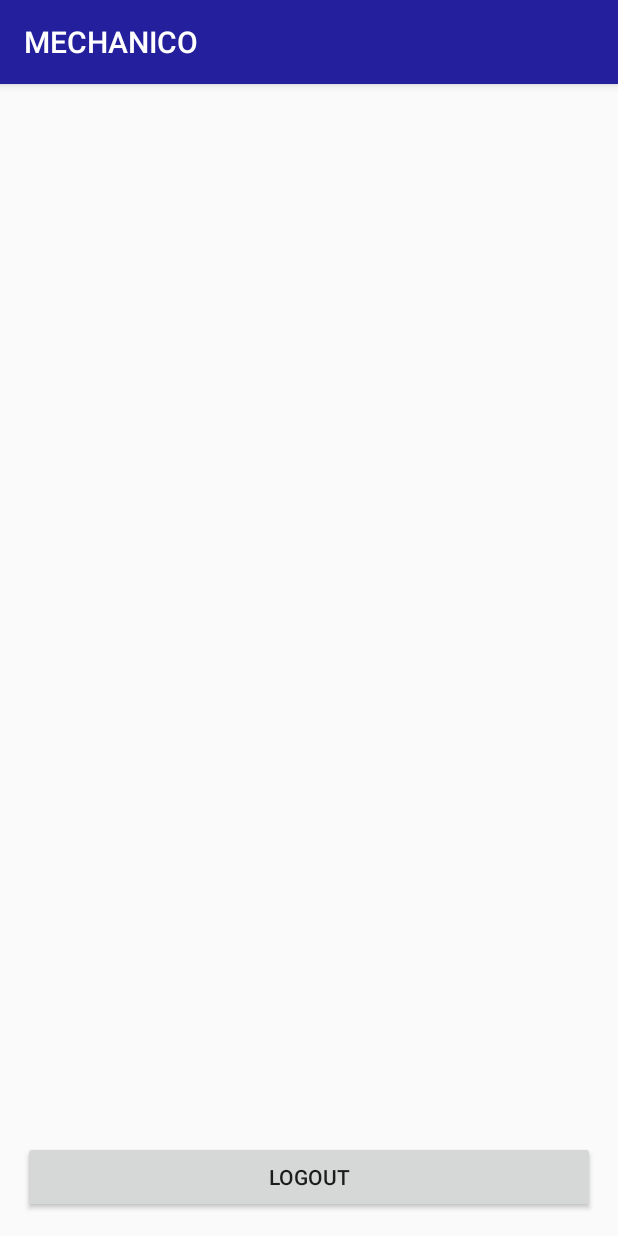
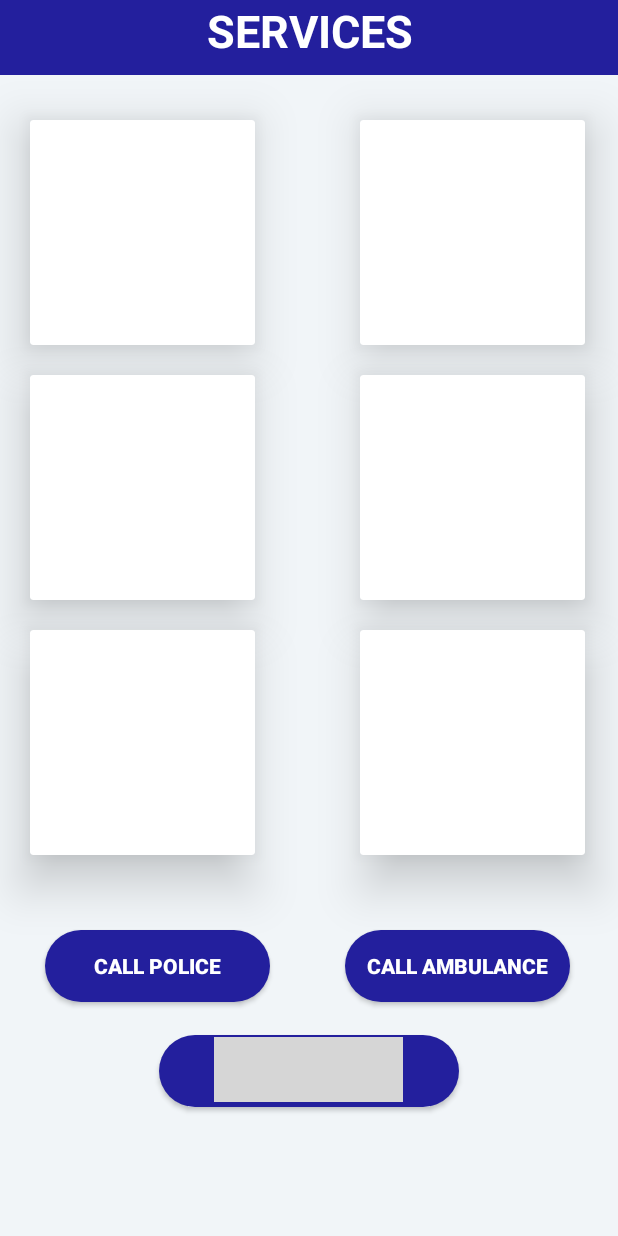
Before and after one commit to Darpan99/MECHANICO, an Android app: the PAGE3 screen opened directly, with no data from a screen before it, on a phone screen of 412 x 824 dp. Run offline under Robolectric (Android 15) with nearby library versions, the phone set to English and light mode, and no system bars; our stand-ins replace Firebase (no records; nobody signed in at launch, a user with empty details on screens opened directly); Roboto replaces fonts that are not available here; grey boxes are pictures that could not be loaded.

Commit message:
hum app banayenge

```diff
--- a/app/src/main/AndroidManifest.xml
+++ b/app/src/main/AndroidManifest.xml
@@ -6,6 +6,7 @@
     <uses-permission android:name="android.permission.GET_ACCOUNTS" />
     <uses-permission android:name="android.permission.READ_PROFILE" />
     <uses-permission android:name="android.permission.READ_CONTACTS" />
+    <uses-permission android:name="android.permission.CALL_PHONE"/>
 
     <application
         android:allowBackup="true"
@@ -41,10 +42,7 @@
                 <category android:name="android.intent.category.DEFAULT" />
             </intent-filter>
         </activity>
-        <activity
-            android:name=".features"
-            android:label="@string/title_activity_features"
-            android:theme="@style/AppTheme.NoActionBar"></activity>
+
     </application>
 
 </manifest>
--- a/app/src/main/res/layout/activity_login3.xml
+++ b/app/src/main/res/layout/activity_login3.xml
@@ -69,7 +69,6 @@
                 android:layout_centerHorizontal="true"
                 android:layout_marginTop="400dp"
                 android:background="@drawable/roundshapbtn"
-                android:onClick="finlogin"
                 android:text="OK"
                 android:textAlignment="center"
                 android:textColor="@color/white"
@@ -81,7 +80,9 @@
                 android:layout_height="wrap_content"
                 android:layout_marginTop="475dp"
                 android:text="New User? Register Here"
-                android:textSize="20dp" />
+                android:textAlignment="center"
+                android:textSize="20dp"
+                android:textStyle="bold|italic" />
         </RelativeLayout>
     </android.support.v7.widget.CardView>
 
--- a/app/src/main/res/layout/activity_page3.xml
+++ b/app/src/main/res/layout/activity_page3.xml
@@ -6,13 +6,128 @@
     android:layout_height="match_parent"
     android:layout_gravity="center"
     android:orientation="vertical"
-    tools:context=".PAGE3">
+    tools:context=".PAGE3"
+    android:background="@color/azure">
+
+    <LinearLayout
+        android:layout_width="match_parent"
+        android:layout_height="50dp"
+        android:background="@color/colorAccent"
+        android:orientation="vertical">
+
+        <TextView
+            android:layout_width="match_parent"
+            android:layout_height="wrap_content"
+            android:layout_centerHorizontal="true"
+            android:text="SERVICES"
+            android:textAlignment="center"
+            android:textColor="@color/white"
+            android:textSize="30dp"
+            android:textStyle="bold" />
+
+    </LinearLayout>
+
 
     <Button
-        android:id="@+id/btnLogOut"
-        android:layout_width="match_parent"
+                android:id="@+id/btnlogout"
+                android:layout_width="200dp"
+                android:layout_height="wrap_content"
+                android:layout_centerHorizontal="true"
+                android:layout_marginTop="690dp"
+                android:background="@drawable/roundshapbtn"
+                android:text="LOGOUT"
+                android:textColor="@color/white"
+                android:textStyle="bold" />
+
+            <android.support.v7.widget.CardView
+                android:layout_width="150dp"
+                android:layout_height="150dp"
+                android:layout_alignParentStart="true"
+                android:layout_alignParentTop="true"
+                android:layout_marginStart="20dp"
+                android:layout_marginTop="80dp"
+                app:cardElevation="20dp" >
+
+            </android.support.v7.widget.CardView>
+
+            <android.support.v7.widget.CardView
+                android:layout_width="150dp"
+                android:layout_height="150dp"
+                android:layout_alignParentStart="true"
+                android:layout_alignParentTop="true"
+                android:layout_marginStart="20dp"
+                android:layout_marginTop="250dp"
+                app:cardElevation="20dp" />
+
+            <android.support.v7.widget.CardView
+                android:layout_width="150dp"
+                android:layout_height="150dp"
+                android:layout_alignParentStart="true"
+                android:layout_alignParentTop="true"
+                android:layout_marginStart="20dp"
+                android:layout_marginTop="420dp"
+                app:cardElevation="20dp" />
+
+            <android.support.v7.widget.CardView
+                android:layout_width="150dp"
+                android:layout_height="150dp"
+                android:layout_alignParentStart="true"
+                android:layout_alignParentTop="true"
+                android:layout_marginStart="240dp"
+                android:layout_marginTop="420dp"
+                app:cardElevation="20dp" />
+
+            <android.support.v7.widget.CardView
+                android:layout_width="150dp"
+                android:layout_height="150dp"
+                android:layout_alignParentStart="true"
+                android:layout_alignParentTop="true"
+                android:layout_marginStart="240dp"
+                android:layout_marginTop="250dp"
+                app:cardElevation="20dp" />
+
+            <android.support.v7.widget.CardView
+                android:layout_width="150dp"
+                android:layout_height="150dp"
+                android:layout_alignParentStart="true"
+                android:layout_alignParentTop="true"
+                android:layout_marginStart="240dp"
+                android:layout_marginTop="80dp"
+                app:cardElevation="20dp" />
+
+    <Button
+        android:id="@+id/btncall"
+        android:layout_width="150dp"
         android:layout_height="wrap_content"
+        android:layout_alignParentStart="true"
+        android:layout_marginStart="30dp"
+        android:layout_marginTop="620dp"
+        android:background="@drawable/roundshapbtn"
+        android:text="CALL POLICE"
+        android:textColor="@color/white"
+        android:textStyle="bold"
+        android:onClick="BtnSetEmergency_onClick"/>
+    <Button
+        android:id="@+id/btncallamb"
+        android:layout_width="150dp"
+        android:layout_height="wrap_content"
+        android:layout_alignParentStart="true"
+        android:layout_marginStart="230dp"
+        android:layout_marginTop="620dp"
+        android:background="@drawable/roundshapbtn"
+        android:text="CALL AMBULANCE"
+        android:textColor="@color/white"
+        android:textStyle="bold"
+        android:onClick="BtnSetEmergencyamb_onClick"/>
+
+    <ImageView
+        android:id="@+id/imageView2"
+        android:layout_width="126dp"
+        android:layout_height="43dp"
         android:layout_alignParentBottom="true"
-        android:layout_margin="15dp"
-        android:text="Logout" />
+        android:layout_centerHorizontal="true"
+        android:layout_marginBottom="89dp"
+        app:srcCompat="@drawable/phoneflat" />
+
+
 </RelativeLayout>
--- a/app/src/main/res/values/colors.xml
+++ b/app/src/main/res/values/colors.xml
@@ -5,4 +5,5 @@
     <color name="colorAccent">#231f9d</color>
     <color name="azure">#f1f5f8</color>
     <color name="white">#ffffff</color>
+    <color name="gradient">#d54955ff</color>
 </resources>
```
Also changed, not shown: app/src/main/java/com/example/darpan/mechanico/PAGE3.java (+26 -1 lines), app/src/main/java/com/example/darpan/mechanico/features.java (deleted, +0 -102 lines), app/src/main/res/drawable-v21/ic_menu_camera.xml (deleted, +0 -12 lines), app/src/main/res/drawable-v21/ic_menu_gallery.xml (deleted, +0 -9 lines), app/src/main/res/drawable-v21/ic_menu_manage.xml (deleted, +0 -9 lines), app/src/main/res/drawable-v21/ic_menu_send.xml (deleted, +0 -9 lines), app/src/main/res/drawable-v21/ic_menu_share.xml (deleted, +0 -9 lines), app/src/main/res/drawable-v21/ic_menu_slideshow.xml (deleted, +0 -9 lines), app/src/main/res/drawable/side_nav_bar.xml (deleted, +0 -9 lines), app/src/main/res/layout/activity_features.xml (deleted, +0 -25 lines), app/src/main/res/layout/activity_registration.xml (+7 -5 lines), app/src/main/res/layout/app_bar_features.xml (deleted, +0 -33 lines), app/src/main/res/layout/content_features.xml (deleted, +0 -11 lines), app/src/main/res/layout/nav_header_features.xml (deleted, +0 -36 lines).
